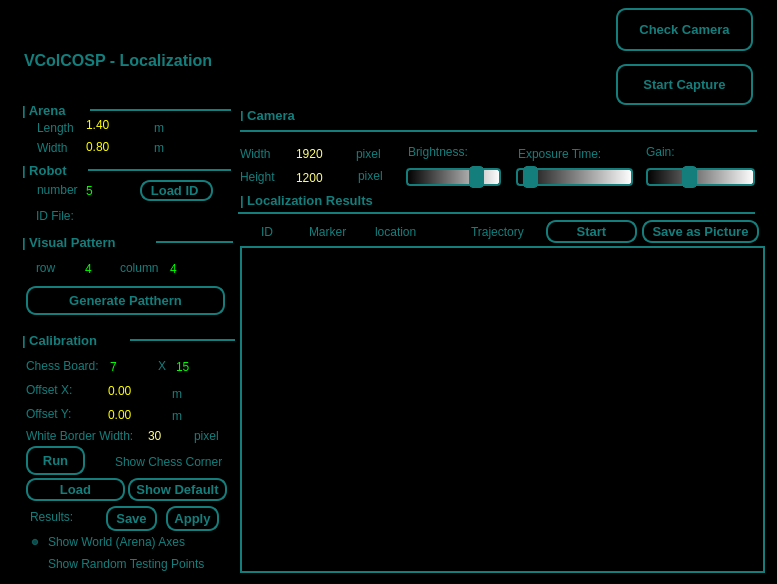
The window that viewers/localization_embedded.ui (XuelongSun/VColCOSP_GUI) describes before a commit, drawn with Qt 5.
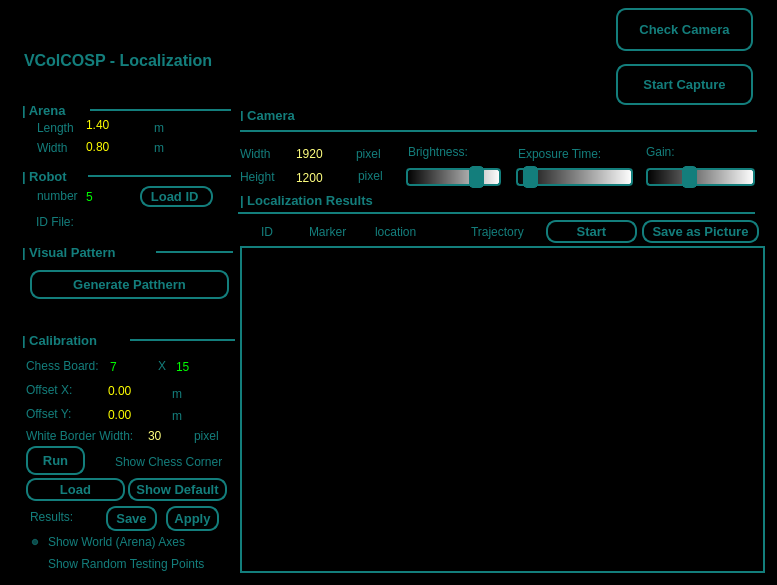
The same window after the commit. Icons and pictures are not drawn.

The edit to the form file:
```diff
--- a/viewers/localization_embedded.ui
+++ b/viewers/localization_embedded.ui
@@ -7,7 +7,7 @@
     <x>0</x>
     <y>0</y>
     <width>777</width>
-    <height>584</height>
+    <height>585</height>
    </rect>
   </property>
   <property name="contextMenuPolicy">
@@ -219,8 +219,8 @@
   <widget class="QPushButton" name="pb_generate_pattern">
    <property name="geometry">
     <rect>
-     <x>26</x>
-     <y>286</y>
+     <x>30</x>
+     <y>270</y>
      <width>199</width>
      <height>29</height>
     </rect>
@@ -256,7 +256,7 @@
    <property name="geometry">
     <rect>
      <x>22</x>
-     <y>160</y>
+     <y>166</y>
      <width>63</width>
      <height>20</height>
     </rect>
@@ -276,7 +276,7 @@
    <property name="geometry">
     <rect>
      <x>37</x>
-     <y>182</y>
+     <y>188</y>
      <width>41</width>
      <height>16</height>
     </rect>
@@ -311,7 +311,7 @@
    <property name="geometry">
     <rect>
      <x>22</x>
-     <y>232</y>
+     <y>242</y>
      <width>133</width>
      <height>20</height>
     </rect>
@@ -331,7 +331,7 @@
    <property name="geometry">
     <rect>
      <x>84</x>
-     <y>180</y>
+     <y>186</y>
      <width>45</width>
      <height>22</height>
     </rect>
@@ -357,49 +357,6 @@
     <number>10</number>
    </property>
   </widget>
-  <widget class="QSpinBox" name="sp_pattern_num_r">
-   <property name="geometry">
-    <rect>
-     <x>83</x>
-     <y>258</y>
-     <width>33</width>
-     <height>22</height>
-    </rect>
-   </property>
-   <property name="styleSheet">
-    <string notr="true">border: 2px soild rgb(19, 126, 124);
-color: rgb(0,255, 0);
-</string>
-   </property>
-   <property name="minimum">
-    <number>1</number>
-   </property>
-   <property name="maximum">
-    <number>5</number>
-   </property>
-   <property name="singleStep">
-    <number>1</number>
-   </property>
-   <property name="value">
-    <number>4</number>
-   </property>
-   <property name="displayIntegerBase">
-    <number>10</number>
-   </property>
-  </widget>
-  <widget class="QLabel" name="label_23">
-   <property name="geometry">
-    <rect>
-     <x>36</x>
-     <y>260</y>
-     <width>41</width>
-     <height>16</height>
-    </rect>
-   </property>
-   <property name="text">
-    <string>row</string>
-   </property>
-  </widget>
   <widget class="QLabel" name="label_62">
    <property name="geometry">
     <rect>
@@ -637,7 +594,7 @@
    <property name="geometry">
     <rect>
      <x>88</x>
-     <y>160</y>
+     <y>166</y>
      <width>143</width>
      <height>20</height>
     </rect>
@@ -659,7 +616,7 @@
    <property name="geometry">
     <rect>
      <x>156</x>
-     <y>232</y>
+     <y>242</y>
      <width>77</width>
      <height>20</height>
     </rect>
@@ -867,7 +824,7 @@
    <property name="geometry">
     <rect>
      <x>36</x>
-     <y>208</y>
+     <y>214</y>
      <width>171</width>
      <height>16</height>
     </rect>
@@ -880,7 +837,7 @@
    <property name="geometry">
     <rect>
      <x>140</x>
-     <y>180</y>
+     <y>186</y>
      <width>73</width>
      <height>21</height>
     </rect>
@@ -1023,49 +980,6 @@
     <string>Start Capture</string>
    </property>
   </widget>
-  <widget class="QSpinBox" name="sp_pattern_num_c">
-   <property name="geometry">
-    <rect>
-     <x>168</x>
-     <y>258</y>
-     <width>61</width>
-     <height>22</height>
-    </rect>
-   </property>
-   <property name="styleSheet">
-    <string notr="true">border: 2px soild rgb(19, 126, 124);
-color: rgb(0,255, 0);
-</string>
-   </property>
-   <property name="minimum">
-    <number>1</number>
-   </property>
-   <property name="maximum">
-    <number>5</number>
-   </property>
-   <property name="singleStep">
-    <number>1</number>
-   </property>
-   <property name="value">
-    <number>4</number>
-   </property>
-   <property name="displayIntegerBase">
-    <number>10</number>
-   </property>
-  </widget>
-  <widget class="QLabel" name="label_25">
-   <property name="geometry">
-    <rect>
-     <x>120</x>
-     <y>260</y>
-     <width>41</width>
-     <height>16</height>
-    </rect>
-   </property>
-   <property name="text">
-    <string>column</string>
-   </property>
-  </widget>
   <widget class="QLabel" name="label_26">
    <property name="geometry">
     <rect>
```
Left out of the diff: 2 changed lines with no effect on the pictures.
